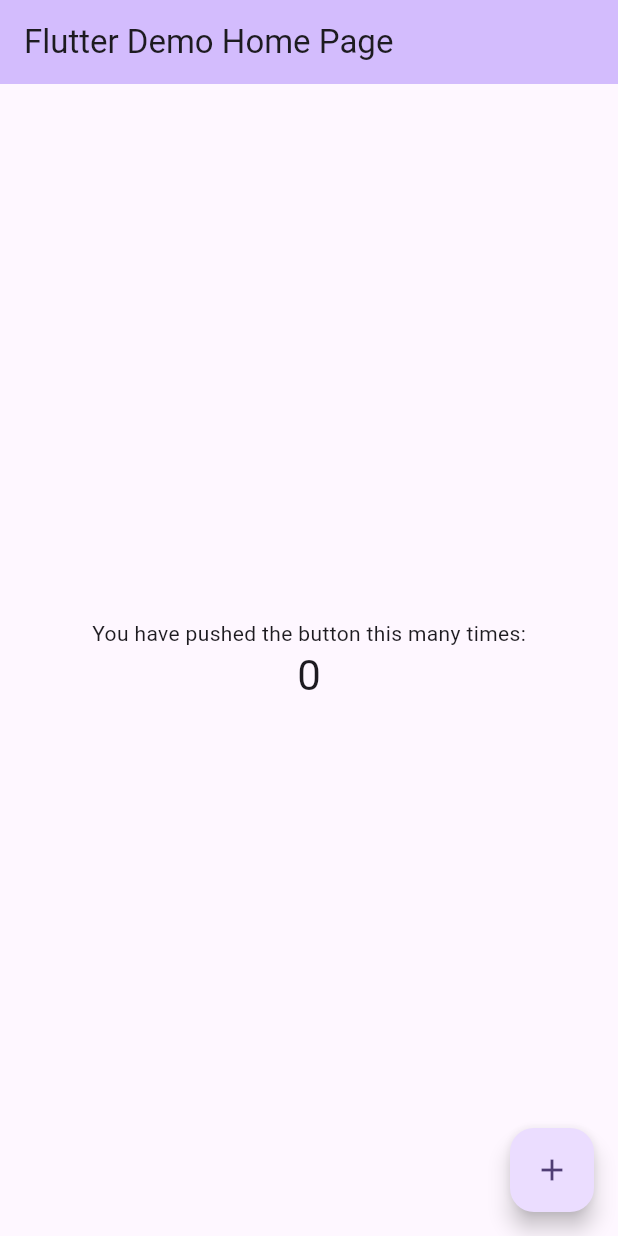
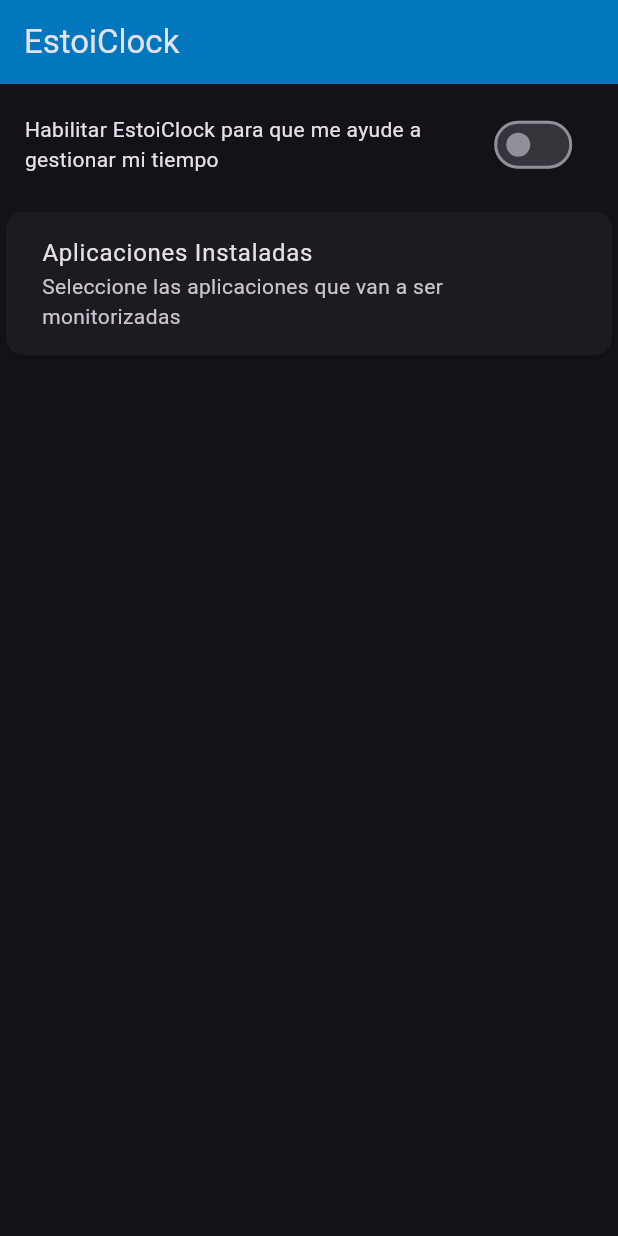
Before and after one commit to kenshinsamue/Estoi-clock, a Flutter app: the screen it shows after launch, on a phone screen of 412 x 824 dp. Run offline on Flutter 3.47's test engine with Material 2 defaults, Android fonts, the phone set to English and light mode, and no system bars; missing offline and left inert: installed_apps.

Commit message:
carga de aplicaciones instaladas

```diff
--- a/lib/main.dart
+++ b/lib/main.dart
@@ -1,5 +1,7 @@
+import 'package:estoi_clock/appList.dart';
 import 'package:flutter/material.dart';
-
+import 'package:installed_apps/app_info.dart';
+import 'package:installed_apps/installed_apps.dart';
 void main() {
   runApp(const MyApp());
 }
@@ -11,114 +13,83 @@
   @override
   Widget build(BuildContext context) {
     return MaterialApp(
-      title: 'Flutter Demo',
       theme: ThemeData(
-        // This is the theme of your application.
-        //
-        // TRY THIS: Try running your application with "flutter run". You'll see
-        // the application has a blue toolbar. Then, without quitting the app,
-        // try changing the seedColor in the colorScheme below to Colors.green
-        // and then invoke "hot reload" (save your changes or press the "hot
-        // reload" button in a Flutter-supported IDE, or press "r" if you used
-        // the command line to start the app).
-        //
-        // Notice that the counter didn't reset back to zero; the application
-        // state is not lost during the reload. To reset the state, use hot
-        // restart instead.
-        //
-        // This works for code too, not just values: Most code changes can be
-        // tested with just a hot reload.
-        colorScheme: ColorScheme.fromSeed(seedColor: Colors.deepPurple),
+        brightness: Brightness.dark,      // <=-----------Modo noche
+        primaryColor: Colors.lightBlue[800],
         useMaterial3: true,
       ),
-      home: const MyHomePage(title: 'Flutter Demo Home Page'),
+      home: const MyHomePage(),
     );
   }
 }
 
 class MyHomePage extends StatefulWidget {
-  const MyHomePage({super.key, required this.title});
-
-  // This widget is the home page of your application. It is stateful, meaning
-  // that it has a State object (defined below) that contains fields that affect
-  // how it looks.
-
-  // This class is the configuration for the state. It holds the values (in this
-  // case the title) provided by the parent (in this case the App widget) and
-  // used by the build method of the State. Fields in a Widget subclass are
-  // always marked "final".
-
-  final String title;
+  const MyHomePage({super.key});
 
   @override
   State<MyHomePage> createState() => _MyHomePageState();
 }
 
 class _MyHomePageState extends State<MyHomePage> {
-  int _counter = 0;
-
-  void _incrementCounter() {
-    setState(() {
-      // This call to setState tells the Flutter framework that something has
-      // changed in this State, which causes it to rerun the build method below
-      // so that the display can reflect the updated values. If we changed
-      // _counter without calling setState(), then the build method would not be
-      // called again, and so nothing would appear to happen.
-      _counter++;
-    });
+  bool _isSwitched = false;
+  Future<void> printAllAppNames() async {
+    List<AppInfo> apps = await InstalledApps.getInstalledApps();
+    for (AppInfo a in apps) {
+      print(a.name);
+    }
   }
-
   @override
   Widget build(BuildContext context) {
-    // This method is rerun every time setState is called, for instance as done
-    // by the _incrementCounter method above.
-    //
-    // The Flutter framework has been optimized to make rerunning build methods
-    // fast, so that you can just rebuild anything that needs updating rather
-    // than having to individually change instances of widgets.
+    // printAllAppNames();
     return Scaffold(
       appBar: AppBar(
-        // TRY THIS: Try changing the color here to a specific color (to
-        // Colors.amber, perhaps?) and trigger a hot reload to see the AppBar
-        // change color while the other colors stay the same.
-        backgroundColor: Theme.of(context).colorScheme.inversePrimary,
-        // Here we take the value from the MyHomePage object that was created by
-        // the App.build method, and use it to set our appbar title.
-        title: Text(widget.title),
+        backgroundColor: Theme.of(context).primaryColor,
+        title: const Text("EstoiClock"),
       ),
       body: Center(
-        // Center is a layout widget. It takes a single child and positions it
-        // in the middle of the parent.
         child: Column(
-          // Column is also a layout widget. It takes a list of children and
-          // arranges them vertically. By default, it sizes itself to fit its
-          // children horizontally, and tries to be as tall as its parent.
-          //
-          // Column has various properties to control how it sizes itself and
-          // how it positions its children. Here we use mainAxisAlignment to
-          // center the children vertically; the main axis here is the vertical
-          // axis because Columns are vertical (the cross axis would be
-          // horizontal).
-          //
-          // TRY THIS: Invoke "debug painting" (choose the "Toggle Debug Paint"
-          // action in the IDE, or press "p" in the console), to see the
-          // wireframe for each widget.
-          mainAxisAlignment: MainAxisAlignment.center,
-          children: <Widget>[
-            const Text(
-              'You have pushed the button this many times:',
+          mainAxisAlignment: MainAxisAlignment.start,
+          children: [
+            Padding(
+              padding: EdgeInsets.all(MediaQuery.of(context).size.width * 0.04),
+              child: Row(
+                children: [
+                  Container(
+                    width: MediaQuery.of(context).size.width * 0.75,
+                    child: const Text("Habilitar EstoiClock para que me ayude a gestionar mi tiempo"),
+                  ),
+                  Container(
+                    child: Switch(
+                      value:_isSwitched,
+                      onChanged: (value){
+                        setState(() {
+                          _isSwitched = value;
+                        });
+                      },
+                    ),
+                  )
+                ],
+              ),
             ),
-            Text(
-              '$_counter',
-              style: Theme.of(context).textTheme.headlineMedium,
+
+            Card(
+              child: Padding(
+                padding: const EdgeInsets.all(8),
+                child: ListTile(
+                  title: const Text("Aplicaciones Instaladas"),
+                  subtitle:const  Text(
+                      "Seleccione las aplicaciones que van a ser monitorizadas"),
+                  onTap: () => Navigator.push(
+                    context,
+                    MaterialPageRoute(
+                      builder: (context) => InstalledAppsScreen(),
+                    ),
+                  ),
+                ),
+              ),
             ),
           ],
         ),
-      ),
-      floatingActionButton: FloatingActionButton(
-        onPressed: _incrementCounter,
-        tooltip: 'Increment',
-        child: const Icon(Icons.add),
       ), // This trailing comma makes auto-formatting nicer for build methods.
     );
   }
--- a/pubspec.yaml
+++ b/pubspec.yaml
@@ -35,6 +35,7 @@
   # The following adds the Cupertino Icons font to your application.
   # Use with the CupertinoIcons class for iOS style icons.
   cupertino_icons: ^1.0.2
+  installed_apps: ^1.3.1
 
 dev_dependencies:
   flutter_test:
```
Also changed, not shown: lib/appList.dart (added, +51 -0 lines), pubspec.lock, 6 other files.
